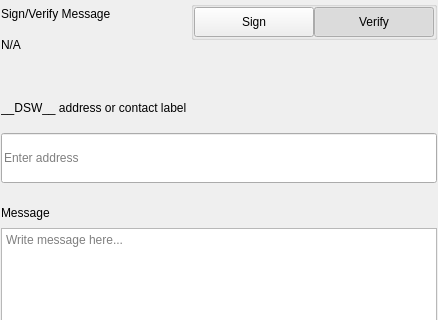
First picture: the form in src/qt/pivx/settings/forms/settingssignmessagewidgets.ui, repository decenomy/DSW, before the edit; both pictures show x 0 to 438 and y 0 to 320 of the 438 by 579 pixel window.
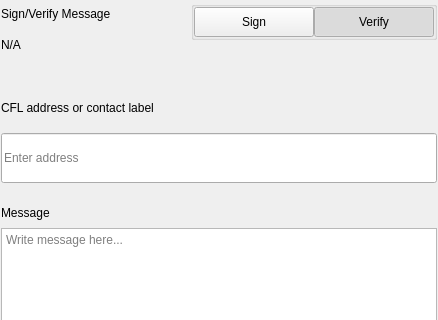
Second picture: the form after the edit.

```diff
--- a/src/qt/pivx/settings/forms/settingssignmessagewidgets.ui
+++ b/src/qt/pivx/settings/forms/settingssignmessagewidgets.ui
@@ -276,7 +276,7 @@
                </size>
               </property>
               <property name="text">
-               <string>__DSW__ address or contact label</string>
+               <string>CFL address or contact label</string>
               </property>
              </widget>
             </item>
```
